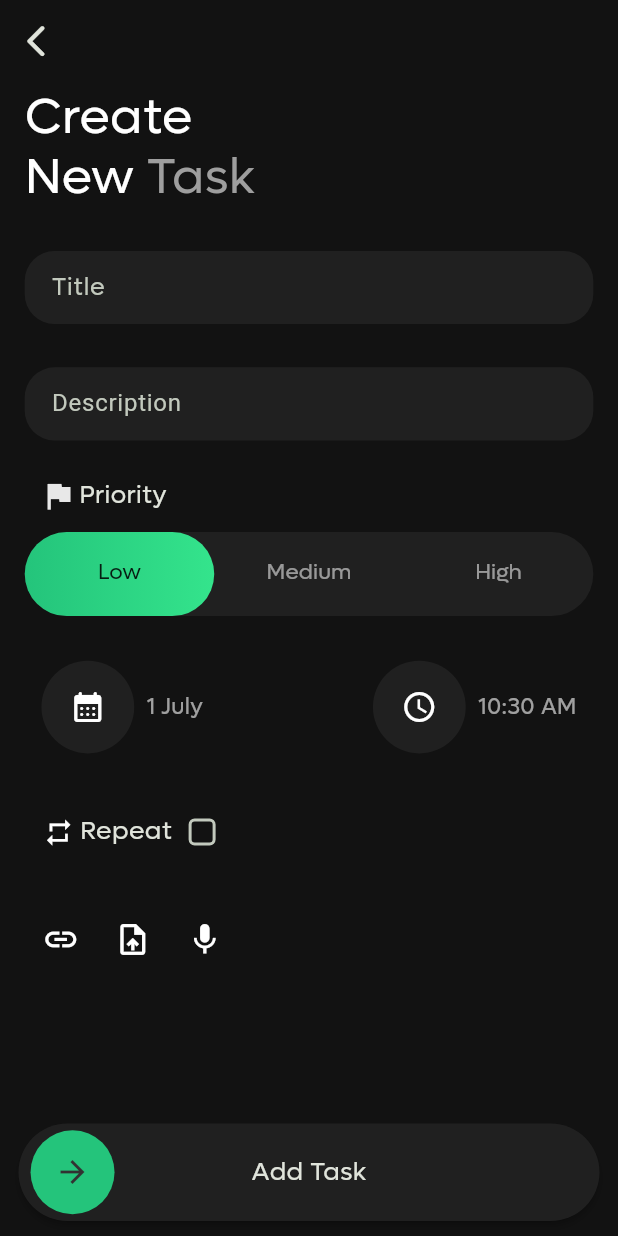
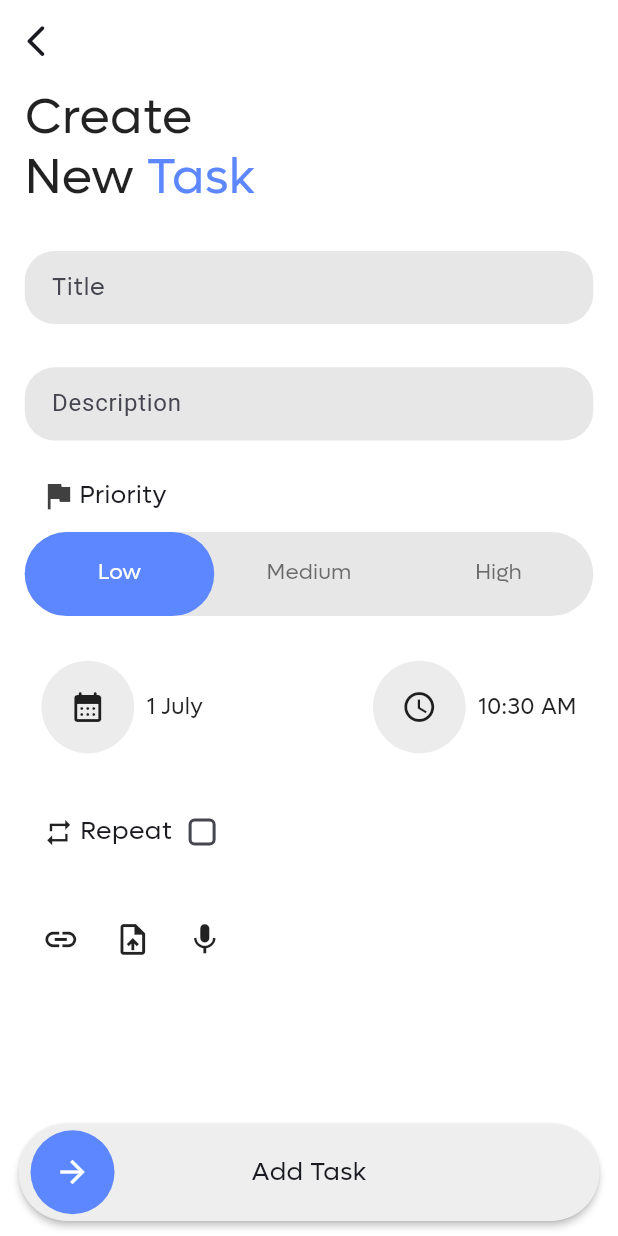
Before and after one commit to ZaynMeledath/turningpoint_tms, a Flutter app: the screen it shows after launch, after a tap on the "code" icon, on a phone screen of 412 x 824 dp. Run offline on Flutter 3.47's test engine with Material 3 defaults, Android fonts, the phone set to English and light mode, and no system bars; drawn by our look-alikes of slide_to_act; our stand-ins replace gap, get, google_fonts.

Commit message:
Shifted to light theme

```diff
--- a/lib/main.dart
+++ b/lib/main.dart
@@ -17,12 +17,13 @@ class MyApp extends StatelessWidget {
       theme: ThemeData(
         fontFamily: 'Lufga',
         colorScheme: ColorScheme.fromSeed(
-          brightness: Brightness.dark,
-          seedColor: Colors.green,
+          brightness: Brightness.light,
+          seedColor: const Color(0xff5d87ff),
         ),
         useMaterial3: true,
-        brightness: Brightness.dark,
-        scaffoldBackgroundColor: const Color.fromRGBO(18, 18, 18, 1),
+        brightness: Brightness.light,
+        // scaffoldBackgroundColor: const Color.fromRGBO(18, 18, 18, 1),
+        scaffoldBackgroundColor: Colors.white,
       ),
       home: const Test(),
     );
--- a/lib/view/task_management/assign_task/assign_task_screen.dart
+++ b/lib/view/task_management/assign_task/assign_task_screen.dart
@@ -69,7 +69,7 @@ class _AssignTaskScreenState extends State<AssignTaskScreen>
                       style: TextStyle(
                         fontFamily: 'Lufga',
                         fontSize: screenWidth * .08,
-                        color: Colors.white,
+                        color: Colors.black87,
                         height: 1.2,
                       ),
                       children: [
@@ -78,7 +78,7 @@ class _AssignTaskScreenState extends State<AssignTaskScreen>
                           style: TextStyle(
                             fontFamily: 'Lufga',
                             fontSize: screenWidth * .08,
-                            color: Colors.grey,
+                            color: const Color(0xff5d87ff),
                           ),
                         ),
                       ],
--- a/lib/view/task_management/assign_task/segments/attatchment_segment.dart
+++ b/lib/view/task_management/assign_task/segments/attatchment_segment.dart
@@ -9,7 +9,7 @@ Widget attatchmentSegment() {
         },
         icon: Icon(
           Icons.link,
-          color: Colors.white,
+          color: Colors.black87,
           size: screenWidth * .06,
         ),
       ),
@@ -17,7 +17,7 @@ Widget attatchmentSegment() {
         onPressed: () {},
         icon: Icon(
           Icons.upload_file,
-          color: Colors.white,
+          color: Colors.black87,
           size: screenWidth * .06,
         ),
       ),
@@ -25,7 +25,7 @@ Widget attatchmentSegment() {
         onPressed: () {},
         icon: Icon(
           Icons.mic,
-          color: Colors.white,
+          color: Colors.black87,
           size: screenWidth * .06,
         ),
       ),
--- a/lib/view/task_management/assign_task/segments/date_and_time_segment.dart
+++ b/lib/view/task_management/assign_task/segments/date_and_time_segment.dart
@@ -47,7 +47,7 @@ Widget dateAndTimeSegment({
                   width: screenWidth * .15,
                   height: screenWidth * .15,
                   decoration: BoxDecoration(
-                    color: Colors.grey.withOpacity(.1),
+                    color: Colors.grey.withOpacity(.2),
                     shape: BoxShape.circle,
                   ),
                   child: const Center(
@@ -61,7 +61,7 @@ Widget dateAndTimeSegment({
                   () => Text(
                     '${tasksController.taskDate.value.day} ${DateFormat.MMMM().format(tasksController.taskDate.value)}',
                     style: TextStyle(
-                      color: Colors.white60,
+                      color: Colors.black87,
                       fontSize: screenWidth * .036,
                     ),
                   ),
@@ -102,7 +102,7 @@ Widget dateAndTimeSegment({
                   width: screenWidth * .15,
                   height: screenWidth * .15,
                   decoration: BoxDecoration(
-                    color: Colors.grey.withOpacity(.1),
+                    color: Colors.grey.withOpacity(.2),
                     shape: BoxShape.circle,
                   ),
                   child: const Center(
@@ -116,7 +116,7 @@ Widget dateAndTimeSegment({
                   () => Text(
                     tasksController.taskTime.value.format(context),
                     style: TextStyle(
-                      color: Colors.white60,
+                      color: Colors.black87,
                       fontSize: screenWidth * .036,
                     ),
                   ),
--- a/lib/view/task_management/assign_task/segments/description_text_field.dart
+++ b/lib/view/task_management/assign_task/segments/description_text_field.dart
@@ -9,7 +9,6 @@ Widget descriptionTextField({
     enabled: tasksController.isTitleAndDescriptionEnabled.value,
     style: GoogleFonts.roboto(),
     maxLines: null,
-    keyboardAppearance: Brightness.dark,
     cursorOpacityAnimates: true,
     decoration: InputDecoration(
       hintText: 'Description',
@@ -17,7 +16,7 @@ Widget descriptionTextField({
         horizontal: screenWidth * .034,
         vertical: screenHeight * .015,
       ),
-      fillColor: Colors.grey.withOpacity(.1),
+      fillColor: Colors.grey.withOpacity(.25),
       filled: true,
       enabledBorder: OutlineInputBorder(
         borderRadius: BorderRadius.circular(20),
--- a/lib/view/task_management/assign_task/segments/monthly_frequency_segment.dart
+++ b/lib/view/task_management/assign_task/segments/monthly_frequency_segment.dart
@@ -47,8 +47,7 @@ Widget monthlyFrequencySegment({required TasksController tasksController}) {
                                   WidgetStateProperty.resolveWith<Color?>(
                                 (Set<WidgetState> states) {
                                   if (states.contains(WidgetState.selected)) {
-                                    return const Color.fromRGBO(
-                                        36, 196, 123, 1);
+                                    return const Color(0xff5d87ff);
                                   }
                                   return Colors.transparent;
                                 },
--- a/lib/view/task_management/assign_task/segments/priority_tab_bar.dart
+++ b/lib/view/task_management/assign_task/segments/priority_tab_bar.dart
@@ -11,7 +11,7 @@ Widget priorityTabBar({
           Gap(screenWidth * .025),
           Icon(
             Icons.flag,
-            color: Colors.white.withOpacity(.9),
+            color: Colors.black.withOpacity(.75),
           ),
           Gap(screenWidth * .005),
           Text(
@@ -27,7 +27,7 @@ Widget priorityTabBar({
         height: screenHeight * .068,
         decoration: BoxDecoration(
           borderRadius: BorderRadius.circular(30),
-          color: Colors.grey.withOpacity(.1),
+          color: Colors.grey.withOpacity(.25),
         ),
         child: TabBar(
           controller: tabController,
@@ -36,23 +36,24 @@ Widget priorityTabBar({
           splashFactory: NoSplash.splashFactory,
           overlayColor: WidgetStateColor.transparent,
           indicatorSize: TabBarIndicatorSize.tab,
-          labelColor: Colors.black87,
+          labelColor: Colors.white,
           labelStyle: TextStyle(
             fontSize: screenWidth * .035,
             fontFamily: 'Lufga',
             fontWeight: FontWeight.w500,
           ),
-          unselectedLabelColor: Colors.white54,
+          unselectedLabelColor: Colors.black54,
           indicator: BoxDecoration(
+            color: const Color(0xff5d87ff),
             borderRadius: BorderRadius.circular(30),
-            gradient: const LinearGradient(
-              colors: [
-                Color.fromRGBO(36, 196, 123, 1),
-                Color.fromRGBO(52, 228, 140, 1)
-              ],
-              begin: Alignment.centerLeft,
-              end: Alignment.centerRight,
-            ),
+            // gradient: const LinearGradient(
+            //   colors: [
+            //     Color.fromRGBO(36, 196, 123, 1),
+            //     Color.fromRGBO(52, 228, 140, 1)
+            //   ],
+            //   begin: Alignment.centerLeft,
+            //   end: Alignment.centerRight,
+            // ),
           ),
           tabs: const [
             Column(
--- a/lib/view/task_management/assign_task/segments/repeat_frequency_section.dart
+++ b/lib/view/task_management/assign_task/segments/repeat_frequency_section.dart
@@ -26,7 +26,7 @@ Widget repeatFrequencySection({required TasksController tasksController}) {
                   fillColor: WidgetStateProperty.resolveWith<Color?>(
                     (Set<WidgetState> states) {
                       if (states.contains(WidgetState.selected)) {
-                        return const Color.fromRGBO(36, 196, 123, 1);
+                        return const Color(0xff5d87ff);
                       }
                       return Colors.transparent;
                     },
@@ -48,14 +48,14 @@ Widget repeatFrequencySection({required TasksController tasksController}) {
                               hint: const Text(
                                 'Frequency',
                                 style: TextStyle(
-                                  color: Colors.white70,
+                                  color: Colors.black87,
                                 ),
                               ),
                               value: tasksController.taskRepeatFrequency.value,
                               borderRadius: BorderRadius.circular(20),
                               decoration: InputDecoration(
                                 filled: true,
-                                fillColor: Colors.grey.withOpacity(.1),
+                                fillColor: Colors.grey.withOpacity(.25),
                                 border: OutlineInputBorder(
                                   borderRadius: BorderRadius.circular(20),
                                 ),
--- a/lib/view/task_management/assign_task/segments/swipe_to_add.dart
+++ b/lib/view/task_management/assign_task/segments/swipe_to_add.dart
@@ -14,11 +14,11 @@ Widget swipeToAdd() {
       textStyle: TextStyle(
         fontSize: screenWidth * .041,
       ),
-      innerColor: const Color.fromRGBO(36, 196, 123, 1),
-      outerColor: const Color.fromRGBO(32, 32, 32, 1),
+      innerColor: const Color(0xff5d87ff),
+      outerColor: Colors.grey.shade200,
       sliderButtonIcon: const Icon(
         Icons.arrow_forward,
-        color: Color.fromRGBO(50, 50, 50, 1),
+        color: Colors.white,
       ),
       elevation: 2,
       onSubmit: () async {
--- a/lib/view/task_management/assign_task/segments/title_text_field.dart
+++ b/lib/view/task_management/assign_task/segments/title_text_field.dart
@@ -8,7 +8,6 @@ Widget titleTextField({
     controller: titleController,
     enabled: tasksController.isTitleAndDescriptionEnabled.value,
     maxLines: null,
-    keyboardAppearance: Brightness.dark,
     cursorOpacityAnimates: true,
     decoration: InputDecoration(
       hintText: 'Title',
@@ -16,7 +15,7 @@ Widget titleTextField({
         horizontal: screenWidth * .034,
         vertical: screenHeight * .015,
       ),
-      fillColor: Colors.grey.withOpacity(.1),
+      fillColor: Colors.grey.withOpacity(.25),
       filled: true,
       enabledBorder: OutlineInputBorder(
         borderRadius: BorderRadius.circular(20),
--- a/lib/view/task_management/assign_task/segments/weekly_frequency_segment.dart
+++ b/lib/view/task_management/assign_task/segments/weekly_frequency_segment.dart
@@ -39,7 +39,7 @@ Widget weeklyFrequencySegment({required TasksController tasksController}) {
                           fillColor: WidgetStateProperty.resolveWith<Color?>(
                             (Set<WidgetState> states) {
                               if (states.contains(WidgetState.selected)) {
-                                return const Color.fromRGBO(36, 196, 123, 1);
+                                return const Color(0xff5d87ff);
                               }
                               return Colors.transparent;
                             },
```
